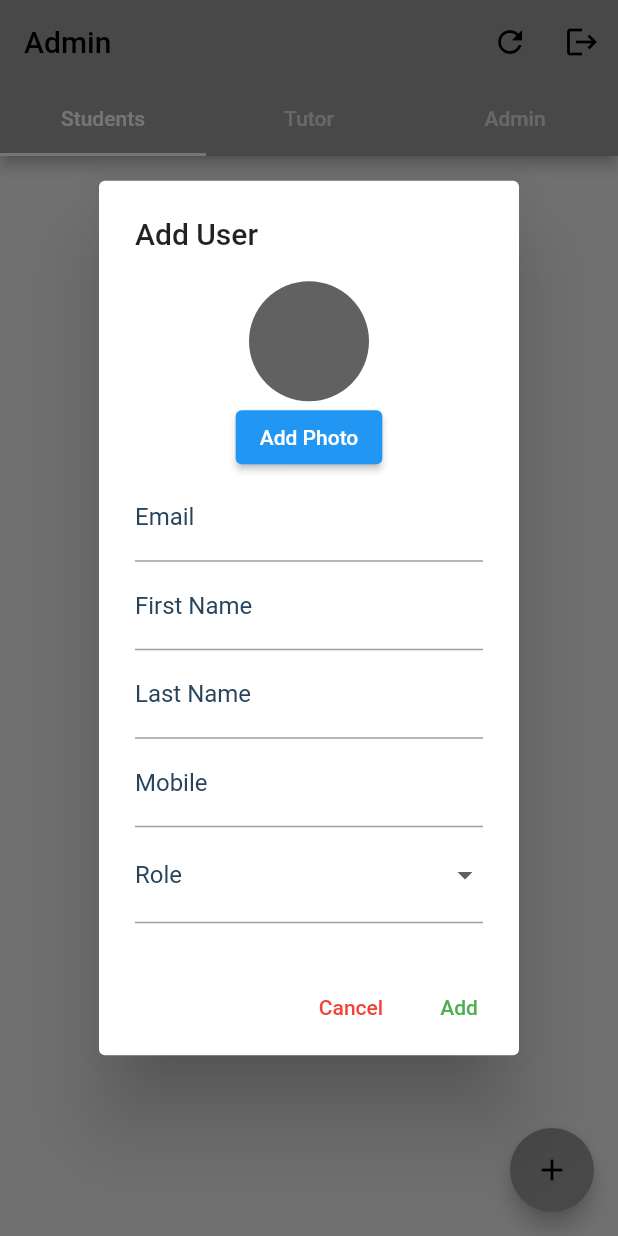
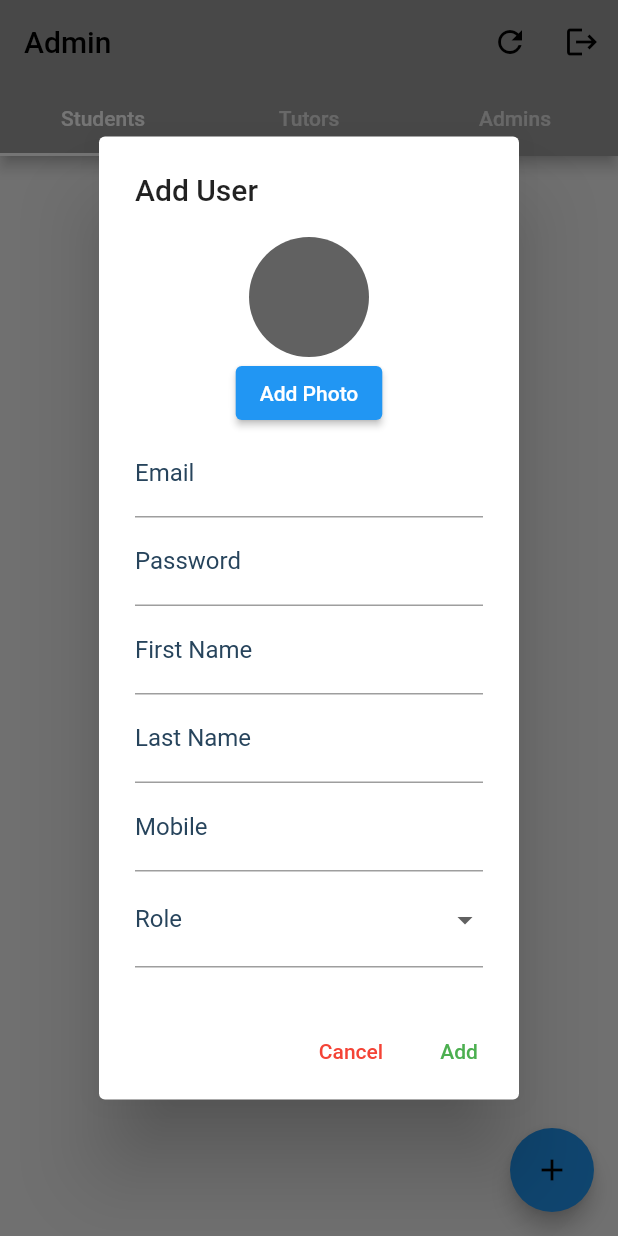
Before and after one commit to yasinthon04/TutorGo-Project, a Flutter app: the Admin screen opened directly, after a tap on the "add" icon, on a phone screen of 412 x 824 dp. Run offline on Flutter 3.47's test engine with Material 2 defaults, Android fonts, the light colour scheme and no system bars; our stand-ins replace cloud_firestore, firebase_auth, firebase_core, firebase_storage, font_awesome_flutter, hexcolor and 1 more; accounts and stored records are empty.

Commit message:
decorate admin

```diff
--- a/lib/roles/admin.dart
+++ b/lib/roles/admin.dart
@@ -37,7 +37,6 @@ class _AdminState extends State<Admin> {
           .get();
       List<Map<String, dynamic>> users = snapshot.docs.map((doc) {
         Map<String, dynamic> userData = doc.data() as Map<String, dynamic>;
-
         userData['userId'] = doc.id; // Add the userId field
         return userData;
       }).toList();
@@ -93,9 +92,10 @@ class _AdminState extends State<Admin> {
         bottom: TabBar(
           tabs: [
             Tab(text: 'Students'),
-              Tab(text: 'Tutor'),
-              Tab(text: 'Admin'),
+            Tab(text: 'Tutors'),
+            Tab(text: 'Admins'),
           ],
+          indicatorColor: Colors.white,
         ),
       ),
       body: TabBarView(
@@ -103,18 +103,17 @@ class _AdminState extends State<Admin> {
           buildUserList(studentList),
           buildUserList(tutorList),
           buildUserList(adminList),
-
         ],
       ),
       floatingActionButton: FloatingActionButton(
-          onPressed: () {
-            addUser();
-          },
+        onPressed: addUser,
         child: Icon(Icons.add),
+        backgroundColor: Colors.blue,
       ),
     ),
   );
 }
+
 
   Widget buildUserList(List<Map<String, dynamic>> users) {
     return ListView.builder(
@@ -261,10 +260,9 @@ class _AdminState extends State<Admin> {
       context: context,
       builder: (BuildContext context) {
         final TextEditingController emailController = TextEditingController();
-        final TextEditingController firstnameController =
-            TextEditingController();
-        final TextEditingController lastnameController =
-            TextEditingController();
+        final TextEditingController passwordController = new TextEditingController();
+        final TextEditingController firstnameController = TextEditingController();
+        final TextEditingController lastnameController = TextEditingController();
         final TextEditingController mobileController = TextEditingController();
         String? selectedRole;
         String? photoUrl;
@@ -326,6 +324,12 @@ class _AdminState extends State<Admin> {
               ),
               TextField(
                 decoration: InputDecoration(
+                  labelText: 'Password',
+                ),
+                controller: passwordController,
+              ),
+              TextField(
+                decoration: InputDecoration(
                   labelText: 'First Name',
                 ),
                 controller: firstnameController,
@@ -380,12 +384,13 @@ class _AdminState extends State<Admin> {
             TextButton(
               onPressed: () {
                 String email = emailController.text;
+                String password = passwordController.text;
                 String firstname = firstnameController.text;
                 String lastname = lastnameController.text;
                 String mobile = mobileController.text;
 
                 createUser(
-                    email, firstname, lastname, mobile, selectedRole, photoUrl);
+                    email,password, firstname, lastname, mobile, selectedRole!, photoUrl);
                 Navigator.of(context).pop();
               },
               child: Text(
@@ -401,10 +406,17 @@ class _AdminState extends State<Admin> {
     );
   }
 
-  void createUser(String email, String firstname, String lastname,
+  void createUser(String email, String password, String firstname, String lastname,
       String mobile, String? role, String? photoUrl) async {
     try {
-      await FirebaseFirestore.instance.collection('users').add({
+      UserCredential userCredential = await FirebaseAuth.instance.createUserWithEmailAndPassword(
+        email: email,
+        password: password,
+      );
+
+      String userId = userCredential.user!.uid;
+
+      await FirebaseFirestore.instance.collection('users').doc(userId).set({
         'email': email,
         'firstname': firstname,
         'lastname': lastname,
```
Lines whose indentation alone changed are shown as unchanged.
